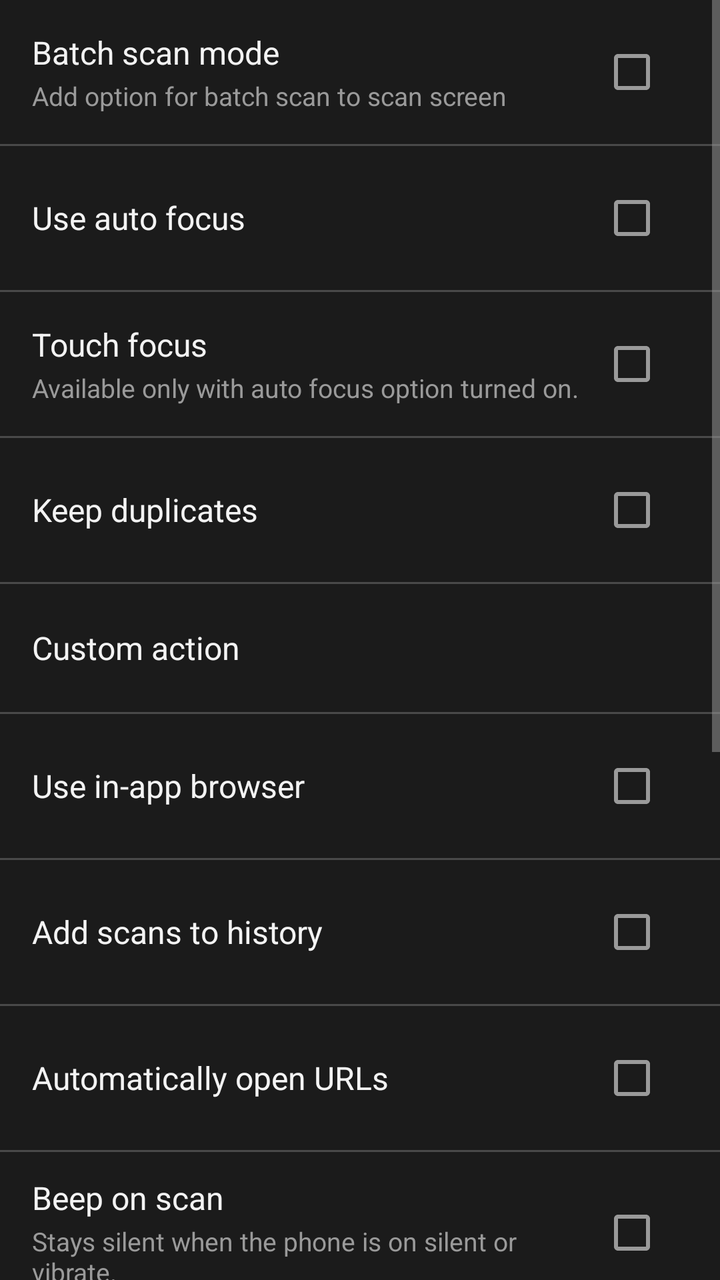
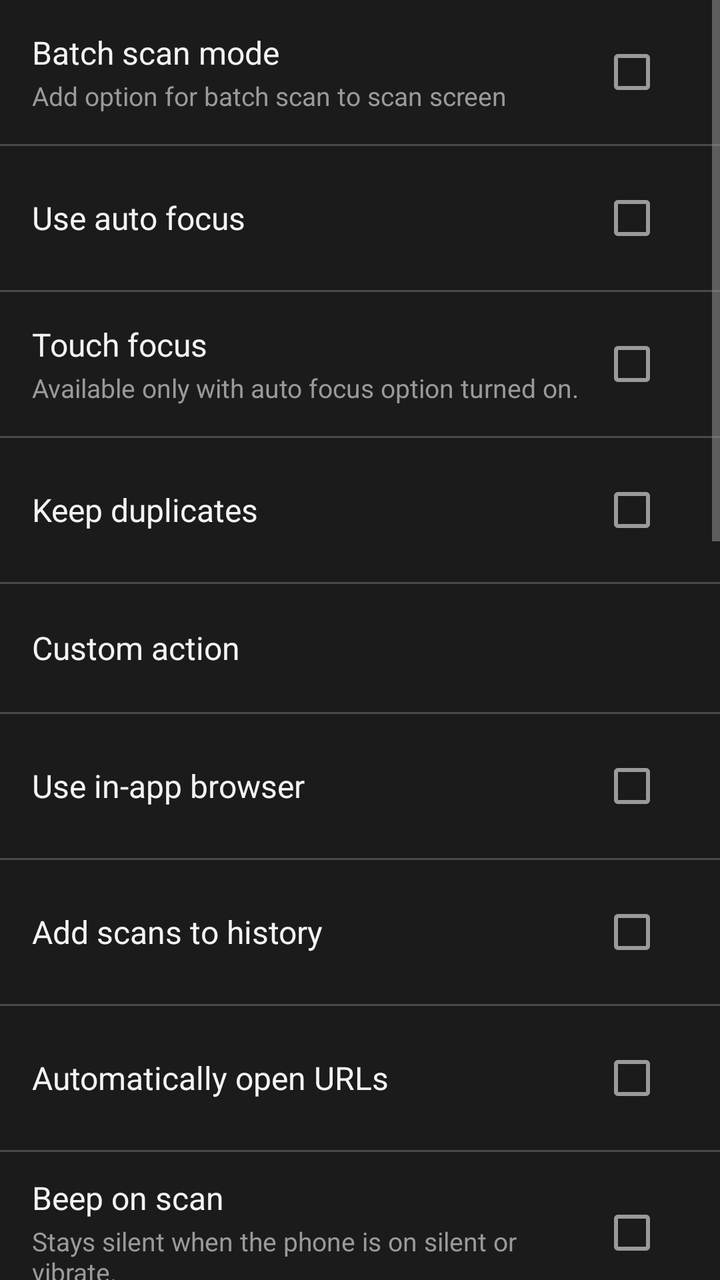

Two renders of the same Android screen: before a commit and after it. Below are the layout's source before the change and the commit's diff.
<!-- AndroidManifest.xml: application theme Theme.QrScanner -->
<!-- res/layout/layout_settings.xml -->
<?xml version="1.0" encoding="utf-8"?>
<ScrollView xmlns:android="http://schemas.android.com/apk/res/android"
    android:layout_width="match_parent"
    android:layout_height="match_parent"
    android:background="@color/windowBackground">

    <LinearLayout
        android:layout_width="match_parent"
        android:layout_height="wrap_content"
        android:orientation="vertical">

        <LinearLayout
            android:id="@+id/rowBatch"
            style="@style/SettingsRow">

            <LinearLayout
                android:layout_width="0dp"
                android:layout_height="wrap_content"
                android:layout_weight="1"
                android:orientation="vertical">

                <TextView
                    style="@style/SettingsTitle"
                    android:text="@string/batch_scan_mode" />
                <TextView
                    style="@style/SettingsSub"
                    android:text="@string/batch_scan_subtitle" />
            </LinearLayout>

            <CheckBox
                android:id="@+id/checkBatch"
                android:layout_width="wrap_content"
                android:layout_height="wrap_content"
                android:clickable="false"
                android:focusable="false" />
        </LinearLayout>
        <View
            android:layout_width="match_parent"
            android:layout_height="1dp"
            android:background="@color/divider" />

        <LinearLayout
            android:id="@+id/rowAutofocus"
            style="@style/SettingsRow">

            <LinearLayout
                android:layout_width="0dp"
                android:layout_height="wrap_content"
                android:layout_weight="1"
                android:orientation="vertical">

                <TextView
                    style="@style/SettingsTitle"
                    android:text="@string/use_auto_focus" />
            </LinearLayout>

            <CheckBox
                android:id="@+id/checkAutofocus"
                android:layout_width="wrap_content"
                android:layout_height="wrap_content"
                android:clickable="false"
                android:focusable="false" />
        </LinearLayout>
        <View
            android:layout_width="match_parent"
            android:layout_height="1dp"
            android:background="@color/divider" />

        <LinearLayout
            android:id="@+id/rowTouch"
            style="@style/SettingsRow">

            <LinearLayout
                android:layout_width="0dp"
                android:layout_height="wrap_content"
                android:layout_weight="1"
                android:orientation="vertical">

                <TextView
                    style="@style/SettingsTitle"
                    android:text="@string/touch_focus" />
                <TextView
                    style="@style/SettingsSub"
                    android:text="@string/touch_focus_subtitle" />
            </LinearLayout>

            <CheckBox
                android:id="@+id/checkTouch"
                android:layout_width="wrap_content"
                android:layout_height="wrap_content"
                android:clickable="false"
                android:focusable="false" />
        </LinearLayout>
        <View
            android:layout_width="match_parent"
            android:layout_height="1dp"
            android:background="@color/divider" />

        <LinearLayout
            android:id="@+id/rowDuplicates"
            style="@style/SettingsRow">

            <LinearLayout
                android:layout_width="0dp"
                android:layout_height="wrap_content"
                android:layout_weight="1"
                android:orientation="vertical">

                <TextView
                    style="@style/SettingsTitle"
                    android:text="@string/keep_duplicates" />
            </LinearLayout>

            <CheckBox
                android:id="@+id/checkDuplicates"
                android:layout_width="wrap_content"
                android:layout_height="wrap_content"
                android:clickable="false"
                android:focusable="false" />
        </LinearLayout>
        <View
            android:layout_width="match_parent"
            android:layout_height="1dp"
            android:background="@color/divider" />

        <LinearLayout
            android:id="@+id/rowCustom"
            style="@style/SettingsRow">

            <LinearLayout
                android:layout_width="0dp"
                android:layout_height="wrap_content"
                android:layout_weight="1"
                android:orientation="vertical">

                <TextView
                    style="@style/SettingsTitle"
                    android:text="@string/custom_action" />
            </LinearLayout>

            <TextView
                android:id="@+id/valueCustom"
                style="@style/SettingsValue" />
        </LinearLayout>
        <View
            android:layout_width="match_parent"
            android:layout_height="1dp"
            android:background="@color/divider" />

        <LinearLayout
            android:id="@+id/rowBrowser"
            style="@style/SettingsRow">

            <LinearLayout
                android:layout_width="0dp"
                android:layout_height="wrap_content"
                android:layout_weight="1"
                android:orientation="vertical">

                <TextView
                    style="@style/SettingsTitle"
                    android:text="@string/use_in_app_browser" />
            </LinearLayout>

            <CheckBox
                android:id="@+id/checkBrowser"
                android:layout_width="wrap_content"
                android:layout_height="wrap_content"
                android:clickable="false"
                android:focusable="false" />
        </LinearLayout>
        <View
            android:layout_width="match_parent"
            android:layout_height="1dp"
            android:background="@color/divider" />

        <LinearLayout
            android:id="@+id/rowAddHistory"
            style="@style/SettingsRow">

            <LinearLayout
                android:layout_width="0dp"
                android:layout_height="wrap_content"
                android:layout_weight="1"
                android:orientation="vertical">

                <TextView
                    style="@style/SettingsTitle"
                    android:text="@string/add_scans_to_history" />
            </LinearLayout>

            <CheckBox
                android:id="@+id/checkAddHistory"
                android:layout_width="wrap_content"
                android:layout_height="wrap_content"
                android:clickable="false"
                android:focusable="false" />
        </LinearLayout>
        <View
            android:layout_width="match_parent"
            android:layout_height="1dp"
            android:background="@color/divider" />

        <LinearLayout
            android:id="@+id/rowAutoOpen"
            style="@style/SettingsRow">

            <LinearLayout
                android:layout_width="0dp"
                android:layout_height="wrap_content"
                android:layout_weight="1"
                android:orientation="vertical">

                <TextView
                    style="@style/SettingsTitle"
                    android:text="@string/auto_open_urls" />
            </LinearLayout>

            <CheckBox
                android:id="@+id/checkAutoOpen"
                android:layout_width="wrap_content"
                android:layout_height="wrap_content"
                android:clickable="false"
                android:focusable="false" />
        </LinearLayout>
        <View
            android:layout_width="match_parent"
            android:layout_height="1dp"
            android:background="@color/divider" />

        <LinearLayout
            android:id="@+id/rowSound"
            style="@style/SettingsRow">

            <LinearLayout
                android:layout_width="0dp"
                android:layout_height="wrap_content"
                android:layout_weight="1"
                android:orientation="vertical">

                <TextView
                    style="@style/SettingsTitle"
                    android:text="@string/sound_on_scan" />
                <TextView
                    style="@style/SettingsSub"
                    android:text="@string/sound_on_scan_subtitle" />
            </LinearLayout>

            <CheckBox
                android:id="@+id/checkSound"
                android:layout_width="wrap_content"
                android:layout_height="wrap_content"
                android:clickable="false"
                android:focusable="false" />
        </LinearLayout>
        <View
            android:layout_width="match_parent"
            android:layout_height="1dp"
            android:background="@color/divider" />

        <LinearLayout
            android:id="@+id/rowVibrate"
            style="@style/SettingsRow">

            <LinearLayout
                android:layout_width="0dp"
                android:layout_height="wrap_content"
                android:layout_weight="1"
                android:orientation="vertical">

                <TextView
                    style="@style/SettingsTitle"
                    android:text="@string/vibrate_on_scan" />
            </LinearLayout>

            <CheckBox
                android:id="@+id/checkVibrate"
                android:layout_width="wrap_content"
                android:layout_height="wrap_content"
                android:clickable="false"
                android:focusable="false" />
        </LinearLayout>
        <View
            android:layout_width="match_parent"
            android:layout_height="1dp"
            android:background="@color/divider" />

        <LinearLayout
            android:id="@+id/rowMulti"
            style="@style/SettingsRow">

            <LinearLayout
                android:layout_width="0dp"
                android:layout_height="wrap_content"
                android:layout_weight="1"
                android:orientation="vertical">

                <TextView
                    style="@style/SettingsTitle"
                    android:text="@string/multi_scan" />
                <TextView
                    style="@style/SettingsSub"
                    android:text="@string/multi_scan_subtitle" />
            </LinearLayout>

            <CheckBox
                android:id="@+id/checkMulti"
                android:layout_width="wrap_content"
                android:layout_height="wrap_content"
                android:clickable="false"
                android:focusable="false" />
        </LinearLayout>
        <View
            android:layout_width="match_parent"
            android:layout_height="1dp"
            android:background="@color/divider" />

        <LinearLayout
            android:id="@+id/rowAutoScan"
            style="@style/SettingsRow">

            <LinearLayout
                android:layout_width="0dp"
                android:layout_height="wrap_content"
                android:layout_weight="1"
                android:orientation="vertical">

                <TextView
                    style="@style/SettingsTitle"
                    android:text="@string/auto_scan" />
                <TextView
                    style="@style/SettingsSub"
                    android:text="@string/auto_scan_subtitle" />
            </LinearLayout>

            <CheckBox
                android:id="@+id/checkAutoScan"
                android:layout_width="wrap_content"
                android:layout_height="wrap_content"
                android:clickable="false"
                android:focusable="false" />
        </LinearLayout>
        <View
            android:layout_width="match_parent"
            android:layout_height="1dp"
            android:background="@color/divider" />

        <LinearLayout
            android:id="@+id/rowCamera"
            style="@style/SettingsRow">

            <LinearLayout
                android:layout_width="0dp"
                android:layout_height="wrap_content"
                android:layout_weight="1"
                android:orientation="vertical">

                <TextView
                    style="@style/SettingsTitle"
                    android:text="@string/camera" />
            </LinearLayout>

            <TextView
                android:id="@+id/valueCamera"
                style="@style/SettingsValue" />
        </LinearLayout>
        <View
            android:layout_width="match_parent"
            android:layout_height="1dp"
            android:background="@color/divider" />

        <LinearLayout
            android:id="@+id/rowEngine"
            style="@style/SettingsRow">

            <LinearLayout
                android:layout_width="0dp"
                android:layout_height="wrap_content"
                android:layout_weight="1"
                android:orientation="vertical">

                <TextView
                    style="@style/SettingsTitle"
                    android:text="@string/search_engine" />
            </LinearLayout>

            <TextView
                android:id="@+id/valueEngine"
                style="@style/SettingsValue" />
        </LinearLayout>
        <View
            android:layout_width="match_parent"
            android:layout_height="1dp"
            android:background="@color/divider" />

        <LinearLayout
            android:id="@+id/rowCountry"
            style="@style/SettingsRow">

            <LinearLayout
                android:layout_width="0dp"
                android:layout_height="wrap_content"
                android:layout_weight="1"
                android:orientation="vertical">

                <TextView
                    style="@style/SettingsTitle"
                    android:text="@string/search_country" />
            </LinearLayout>

            <TextView
                android:id="@+id/valueCountry"
                style="@style/SettingsValue" />
        </LinearLayout>
        <View
            android:layout_width="match_parent"
            android:layout_height="1dp"
            android:background="@color/divider" />
    </LinearLayout>
</ScrollView>
<!-- resources referenced by this layout -->
<resources>
  <color name="divider">#33FFFFFF</color>
  <color name="windowBackground">#1B1B1B</color>
  <string name="add_scans_to_history">Add scans to history</string>
  <string name="auto_open_urls">Automatically open URLs</string>
  <string name="auto_scan">Auto scan</string>
  <string name="auto_scan_subtitle">Opens the result as soon as a single code is detected.</string>
  <string name="batch_scan_mode">Batch scan mode</string>
  <string name="batch_scan_subtitle">Add option for batch scan to scan screen</string>
  <string name="camera">Camera</string>
  <string name="custom_action">Custom action</string>
  <string name="keep_duplicates">Keep duplicates</string>
  <string name="multi_scan">Scan multiple codes</string>
  <string name="multi_scan_subtitle">Draws a glowing box around every code in view. Tap one to open it.</string>
  <string name="search_country">Search country</string>
  <string name="search_engine">Search engine</string>
  <string name="sound_on_scan">Beep on scan</string>
  <string name="sound_on_scan_subtitle">Stays silent when the phone is on silent or vibrate.</string>
  <string name="touch_focus">Touch focus</string>
  <string name="touch_focus_subtitle">Available only with auto focus option turned on.</string>
  <string name="use_auto_focus">Use auto focus</string>
  <string name="use_in_app_browser">Use in-app browser</string>
  <string name="vibrate_on_scan">Vibrate on scan</string>
  <style name="SettingsSub">
          <item name="android:layout_width">match_parent</item>
          <item name="android:layout_height">wrap_content</item>
          <item name="android:layout_marginTop">2dp</item>
          <item name="android:textColor">@color/textMuted</item>
          <item name="android:textSize">13sp</item>
          <item name="android:fontFamily">sans-serif</item>
      </style>
  <style name="SettingsTitle">
          <item name="android:layout_width">match_parent</item>
          <item name="android:layout_height">wrap_content</item>
          <item name="android:textColor">@color/textPrimary</item>
          <item name="android:textSize">16sp</item>
          <item name="android:fontFamily">sans-serif</item>
      </style>
  <color name="textMuted">#9A9A9A</color>
  <color name="textPrimary">#F3F3F3</color>
  <color name="colorPrimary">#2196F3</color>
  <color name="colorPrimaryDark">#1976D2</color>
  <color name="white">#FFFFFF</color>
  <color name="cardBackground">#2C2C2C</color>
  <color name="laser">#E53935</color>
  <style name="Widget.App.BottomSheet.Modal" parent="Widget.MaterialComponents.BottomSheet.Modal">
          <item name="backgroundTint">@color/cardBackground</item>
          <item name="shapeAppearance">@style/ShapeAppearance.App.LargeTop</item>
      </style>
  <style name="ShapeAppearance.App.LargeTop" parent="ShapeAppearance.MaterialComponents.LargeComponent">
          <item name="cornerFamily">rounded</item>
          <item name="cornerSizeTopLeft">16dp</item>
          <item name="cornerSizeTopRight">16dp</item>
          <item name="cornerSizeBottomLeft">0dp</item>
          <item name="cornerSizeBottomRight">0dp</item>
      </style>
  <!-- unchanged entries left out for length: 5 -->
</resources>

<!-- the commit's change to res/layout/layout_settings.xml (unified diff, before → after) -->
@@ -346,6 +346,156 @@
             android:background="@color/divider" />
 
         <LinearLayout
+            android:id="@+id/rowShowBoxes"
+            style="@style/SettingsRow">
+
+            <LinearLayout
+                android:layout_width="0dp"
+                android:layout_height="wrap_content"
+                android:layout_weight="1"
+                android:orientation="vertical">
+
+                <TextView
+                    style="@style/SettingsTitle"
+                    android:text="@string/show_boxes" />
+                <TextView
+                    style="@style/SettingsSub"
+                    android:text="@string/show_boxes_subtitle" />
+            </LinearLayout>
+
+            <CheckBox
+                android:id="@+id/checkShowBoxes"
+                android:layout_width="wrap_content"
+                android:layout_height="wrap_content"
+                android:clickable="false"
+                android:focusable="false" />
+        </LinearLayout>
+        <View
+            android:layout_width="match_parent"
+            android:layout_height="1dp"
+            android:background="@color/divider" />
+
+        <LinearLayout
+            android:id="@+id/rowShowLabels"
+            style="@style/SettingsRow">
+
+            <LinearLayout
+                android:layout_width="0dp"
+                android:layout_height="wrap_content"
+                android:layout_weight="1"
+                android:orientation="vertical">
+
+                <TextView
+                    style="@style/SettingsTitle"
+                    android:text="@string/show_labels" />
+                <TextView
+                    style="@style/SettingsSub"
+                    android:text="@string/show_labels_subtitle" />
+            </LinearLayout>
+
+            <CheckBox
+                android:id="@+id/checkShowLabels"
+                android:layout_width="wrap_content"
+                android:layout_height="wrap_content"
+                android:clickable="false"
+                android:focusable="false" />
+        </LinearLayout>
+        <View
+            android:layout_width="match_parent"
+            android:layout_height="1dp"
+            android:background="@color/divider" />
+
+        <LinearLayout
+            android:id="@+id/rowFreezeButton"
+            style="@style/SettingsRow">
+
+            <LinearLayout
+                android:layout_width="0dp"
+                android:layout_height="wrap_content"
+                android:layout_weight="1"
+                android:orientation="vertical">
+
+                <TextView
+                    style="@style/SettingsTitle"
+                    android:text="@string/freeze_button" />
+                <TextView
+                    style="@style/SettingsSub"
+                    android:text="@string/freeze_button_subtitle" />
+            </LinearLayout>
+
+            <CheckBox
+                android:id="@+id/checkFreezeButton"
+                android:layout_width="wrap_content"
+                android:layout_height="wrap_content"
+                android:clickable="false"
+                android:focusable="false" />
+        </LinearLayout>
+        <View
+            android:layout_width="match_parent"
+            android:layout_height="1dp"
+            android:background="@color/divider" />
+
+        <LinearLayout
+            android:id="@+id/rowLinkWarnings"
+            style="@style/SettingsRow">
+
+            <LinearLayout
+                android:layout_width="0dp"
+                android:layout_height="wrap_content"
+                android:layout_weight="1"
+                android:orientation="vertical">
+
+                <TextView
+                    style="@style/SettingsTitle"
+                    android:text="@string/link_warnings" />
+                <TextView
+                    style="@style/SettingsSub"
+                    android:text="@string/link_warnings_subtitle" />
+            </LinearLayout>
+
+            <CheckBox
+                android:id="@+id/checkLinkWarnings"
+                android:layout_width="wrap_content"
+                android:layout_height="wrap_content"
+                android:clickable="false"
+                android:focusable="false" />
+        </LinearLayout>
+        <View
+            android:layout_width="match_parent"
+            android:layout_height="1dp"
+            android:background="@color/divider" />
+
+        <LinearLayout
+            android:id="@+id/rowPinchZoom"
+            style="@style/SettingsRow">
+
+            <LinearLayout
+                android:layout_width="0dp"
+                android:layout_height="wrap_content"
+                android:layout_weight="1"
+                android:orientation="vertical">
+
+                <TextView
+                    style="@style/SettingsTitle"
+                    android:text="@string/pinch_zoom" />
+                <TextView
+                    style="@style/SettingsSub"
+                    android:text="@string/pinch_zoom_subtitle" />
+            </LinearLayout>
+
+            <CheckBox
+                android:id="@+id/checkPinchZoom"
+                android:layout_width="wrap_content"
+                android:layout_height="wrap_content"
+                android:clickable="false"
+                android:focusable="false" />
+        </LinearLayout>
+        <View
+            android:layout_width="match_parent"
+            android:layout_height="1dp"
+            android:background="@color/divider" />
+
+        <LinearLayout
             android:id="@+id/rowCamera"
             style="@style/SettingsRow">
 
<!-- resource entries referenced after the edit -->
@@ -10,11 +10,21 @@
   <string name="batch_scan_subtitle">Add option for batch scan to scan screen</string>
   <string name="camera">Camera</string>
   <string name="custom_action">Custom action</string>
+  <string name="freeze_button">Freeze button</string>
+  <string name="freeze_button_subtitle">Show the shutter button that freezes the camera frame. Nothing is saved.</string>
   <string name="keep_duplicates">Keep duplicates</string>
+  <string name="link_warnings">Link safety warnings</string>
+  <string name="link_warnings_subtitle">Warn about risky links and never open them automatically.</string>
   <string name="multi_scan">Scan multiple codes</string>
   <string name="multi_scan_subtitle">Draws a glowing box around every code in view. Tap one to open it.</string>
+  <string name="pinch_zoom">Pinch to zoom</string>
+  <string name="pinch_zoom_subtitle">Zoom the camera and frozen or imported pictures with two fingers. Double-tap a picture to zoom in.</string>
   <string name="search_country">Search country</string>
   <string name="search_engine">Search engine</string>
+  <string name="show_boxes">Glowing code boxes</string>
+  <string name="show_boxes_subtitle">Draw a glowing gradient border around every detected code.</string>
+  <string name="show_labels">Code labels</string>
+  <string name="show_labels_subtitle">Show a short label such as Website · example.com next to each code.</string>
   <string name="sound_on_scan">Beep on scan</string>
   <string name="sound_on_scan_subtitle">Stays silent when the phone is on silent or vibrate.</string>
   <string name="touch_focus">Touch focus</string>
